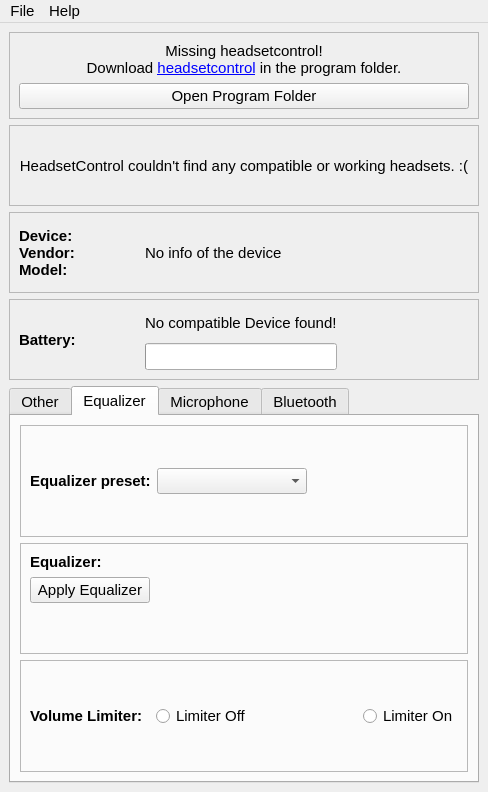
The window that src/UI/mainwindow.ui (LeoKlaus/HeadsetControl-GUI) describes before a commit, drawn with Qt 5.
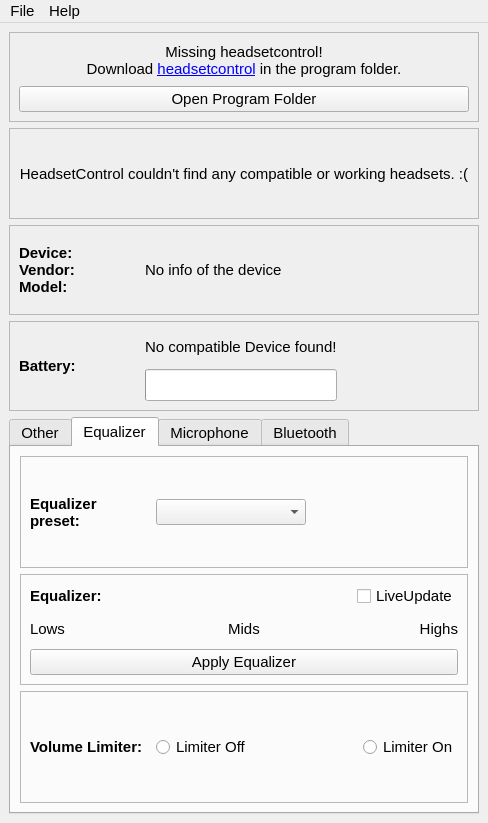
The same window after the commit. The open tabs and pages were chosen to show the change. Icons and pictures are not drawn.

Diff of the .ui file:
```diff
--- a/src/UI/mainwindow.ui
+++ b/src/UI/mainwindow.ui
@@ -7,7 +7,7 @@
     <x>0</x>
     <y>0</y>
     <width>488</width>
-    <height>792</height>
+    <height>823</height>
    </rect>
   </property>
   <property name="sizePolicy">
@@ -80,7 +80,7 @@
           <set>Qt::AlignmentFlag::AlignCenter</set>
          </property>
          <property name="wordWrap">
-          <bool>false</bool>
+          <bool>true</bool>
          </property>
          <property name="textInteractionFlags">
           <set>Qt::TextInteractionFlag::TextBrowserInteraction</set>
@@ -151,6 +151,9 @@
          <property name="alignment">
           <set>Qt::AlignmentFlag::AlignCenter</set>
          </property>
+         <property name="wordWrap">
+          <bool>true</bool>
+         </property>
         </widget>
        </item>
       </layout>
@@ -191,6 +194,12 @@
            <height>0</height>
           </size>
          </property>
+         <property name="maximumSize">
+          <size>
+           <width>120</width>
+           <height>16777215</height>
+          </size>
+         </property>
          <property name="font">
           <font>
            <family>Segoe UI</family>
@@ -204,6 +213,9 @@
 Vendor:
 Model:</string>
          </property>
+         <property name="wordWrap">
+          <bool>true</bool>
+         </property>
         </widget>
        </item>
        <item>
@@ -323,6 +335,9 @@
          <property name="alignment">
           <set>Qt::AlignmentFlag::AlignLeading|Qt::AlignmentFlag::AlignLeft|Qt::AlignmentFlag::AlignVCenter</set>
          </property>
+         <property name="wordWrap">
+          <bool>true</bool>
+         </property>
         </widget>
        </item>
        <item>
@@ -1056,6 +1071,12 @@
                <height>0</height>
               </size>
              </property>
+             <property name="maximumSize">
+              <size>
+               <width>120</width>
+               <height>16777215</height>
+              </size>
+             </property>
              <property name="font">
               <font>
                <family>Segoe UI</family>
@@ -1067,6 +1088,9 @@
              <property name="text">
               <string>Equalizer preset:</string>
              </property>
+             <property name="wordWrap">
+              <bool>true</bool>
+             </property>
             </widget>
            </item>
            <item>
@@ -1112,8 +1136,10 @@
           <property name="frameShadow">
            <enum>QFrame::Shadow::Raised</enum>
           </property>
-          <layout class="QFormLayout" name="formLayout">
-           <item row="0" column="0">
+          <layout class="QVBoxLayout" name="verticalLayout_13">
+           <item>
+            <layout class="QHBoxLayout" name="horizontalLayout_28">
+             <item>
             <widget class="QLabel" name="equalizerLabel">
              <property name="minimumSize">
               <size>
@@ -1121,6 +1147,12 @@
                <height>0</height>
               </size>
              </property>
+               <property name="maximumSize">
+                <size>
+                 <width>120</width>
+                 <height>16777215</height>
+                </size>
+               </property>
              <property name="font">
               <font>
                <family>Segoe UI</family>
@@ -1132,12 +1164,71 @@
              <property name="text">
               <string>Equalizer:</string>
              </property>
-            </widget>
-           </item>
-           <item row="0" column="1">
+               <property name="wordWrap">
+                <bool>true</bool>
+               </property>
+              </widget>
+             </item>
+             <item>
+              <spacer name="horizontalSpacer_15">
+               <property name="orientation">
+                <enum>Qt::Orientation::Horizontal</enum>
+               </property>
+               <property name="sizeHint" stdset="0">
+                <size>
+                 <width>40</width>
+                 <height>20</height>
+                </size>
+               </property>
+              </spacer>
+             </item>
+             <item>
+              <widget class="QCheckBox" name="equalizerliveupdateCheckBox">
+               <property name="text">
+                <string>LiveUpdate</string>
+               </property>
+              </widget>
+             </item>
+            </layout>
+           </item>
+           <item>
+            <layout class="QHBoxLayout" name="horizontalLayout_27">
+             <item>
+              <widget class="QLabel" name="label_lows">
+               <property name="text">
+                <string>Lows</string>
+               </property>
+              </widget>
+             </item>
+             <item>
+              <widget class="QLabel" name="label_mids">
+               <property name="text">
+                <string>Mids</string>
+               </property>
+               <property name="alignment">
+                <set>Qt::AlignmentFlag::AlignCenter</set>
+               </property>
+              </widget>
+             </item>
+             <item>
+              <widget class="QLabel" name="label_highs">
+               <property name="text">
+                <string>Highs</string>
+               </property>
+               <property name="alignment">
+                <set>Qt::AlignmentFlag::AlignRight|Qt::AlignmentFlag::AlignTrailing|Qt::AlignmentFlag::AlignVCenter</set>
+               </property>
+               <property name="wordWrap">
+                <bool>false</bool>
+               </property>
+              </widget>
+             </item>
+            </layout>
+           </item>
+           <item>
             <layout class="QHBoxLayout" name="equalizerLayout"/>
            </item>
-           <item row="1" column="0">
+           <item>
             <widget class="QPushButton" name="applyEqualizer">
              <property name="sizePolicy">
               <sizepolicy hsizetype="Minimum" vsizetype="Fixed">
@@ -1153,7 +1244,7 @@
              </property>
              <property name="maximumSize">
               <size>
-               <width>120</width>
+               <width>16777215</width>
                <height>16777215</height>
               </size>
              </property>
@@ -1194,6 +1285,12 @@
                <height>0</height>
               </size>
              </property>
+             <property name="maximumSize">
+              <size>
+               <width>120</width>
+               <height>16777215</height>
+              </size>
+             </property>
              <property name="font">
               <font>
                <family>Segoe UI</family>
@@ -1205,6 +1302,9 @@
              <property name="text">
               <string>Volume Limiter:</string>
              </property>
+             <property name="wordWrap">
+              <bool>true</bool>
+             </property>
             </widget>
            </item>
            <item>
```
Left out of the diff: 82 changed lines with no effect on the pictures. Lines whose indentation alone changed are shown as unchanged.
